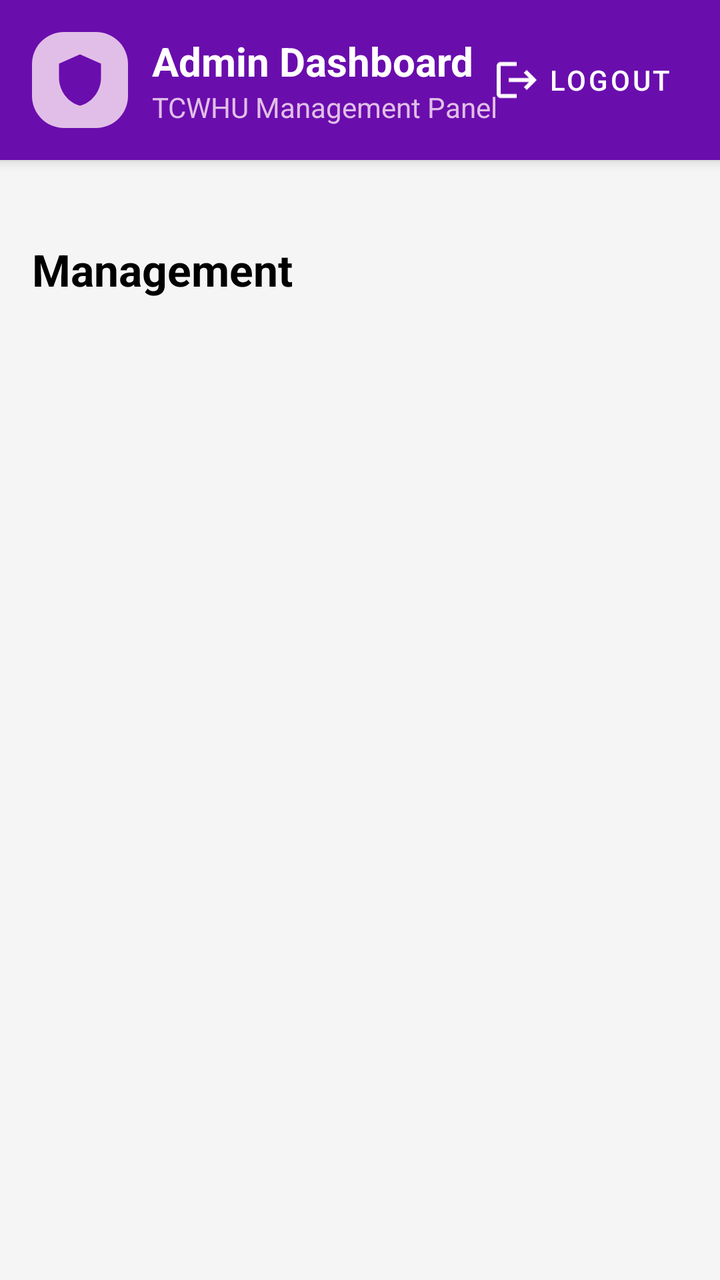
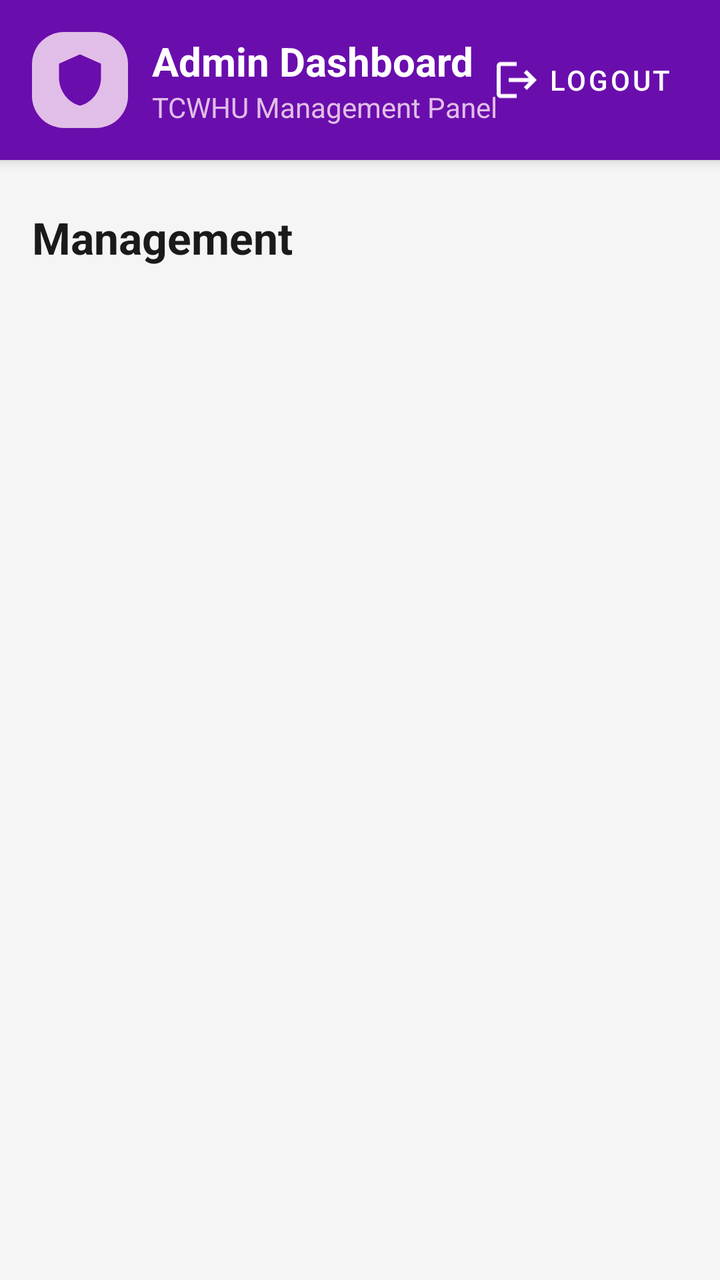

Screens rendered from an Android XML layout before and after an edit, with the pre-edit source and the edit as a unified diff.
<!-- AndroidManifest.xml: application theme AppTheme -->
<!-- res/layout/activity_admin_dashboard.xml -->
<?xml version="1.0" encoding="utf-8"?>
<LinearLayout xmlns:android="http://schemas.android.com/apk/res/android"
    xmlns:app="http://schemas.android.com/apk/res-auto"
    xmlns:tools="http://schemas.android.com/tools"
    android:layout_width="match_parent"
    android:layout_height="match_parent"
    android:background="#F5F5F5"
    android:orientation="vertical"
    tools:context=".AdminDashboardActivity">

    <RelativeLayout
        android:layout_width="match_parent"
        android:layout_height="wrap_content"
        android:background="@color/deep_purple"
        android:elevation="4dp"
        android:padding="16dp">

        <ImageView
            android:id="@+id/adminIcon"
            android:layout_width="48dp"
            android:layout_height="48dp"
            android:layout_centerVertical="true"
            android:background="@drawable/bg_icon_purple"
            android:padding="10dp"
            android:src="@drawable/ic_shield"
            app:tint="@color/deep_purple" />

        <LinearLayout
            android:layout_width="wrap_content"
            android:layout_height="wrap_content"
            android:layout_centerVertical="true"
            android:layout_marginStart="12dp"
            android:layout_toEndOf="@id/adminIcon"
            android:orientation="vertical">
            <TextView
                android:layout_width="wrap_content"
                android:layout_height="wrap_content"
                android:text="Admin Dashboard"
                android:textColor="@color/pure_white"
                android:textSize="20sp"
                android:textStyle="bold" />
            <TextView
                android:layout_width="wrap_content"
                android:layout_height="wrap_content"
                android:text="TCWHU Management Panel"
                android:textColor="#E1BEE7"
                android:textSize="14sp" />
        </LinearLayout>

        <Button
            android:id="@+id/buttonLogout"
            style="@style/Widget.MaterialComponents.Button.TextButton"
            android:layout_width="wrap_content"
            android:layout_height="wrap_content"
            android:layout_alignParentEnd="true"
            android:layout_centerVertical="true"
            android:text="Logout"
            android:textColor="@color/pure_white"
            app:icon="@drawable/ic_logout"
            app:iconTint="@color/pure_white" />
    </RelativeLayout>

    <ScrollView
        android:layout_width="match_parent"
        android:layout_height="match_parent">

        <LinearLayout
            android:layout_width="match_parent"
            android:layout_height="wrap_content"
            android:orientation="vertical"
            android:padding="16dp">

            <GridLayout
                android:layout_width="match_parent"
                android:layout_height="wrap_content"
                android:columnCount="2"
                android:rowCount="2">
            </GridLayout>

            <TextView
                android:layout_width="wrap_content"
                android:layout_height="wrap_content"
                android:layout_marginTop="24dp"
                android:layout_marginBottom="8dp"
                android:text="Management"
                android:textColor="@color/text_primary"
                android:textSize="22sp"
                android:textStyle="bold" />

            <GridLayout
                android:id="@+id/managementGrid"
                android:layout_width="match_parent"
                android:layout_height="wrap_content"
                android:columnCount="2">
            </GridLayout>

        </LinearLayout>
    </ScrollView>
</LinearLayout>
<!-- resources referenced by this layout -->
<resources>
  <color name="deep_purple">#6A0DAD</color>
  <color name="pure_white">#FFFFFF</color>
  <color name="text_primary">#000000</color>
  <!-- drawable bg_icon_purple (drawable) -->
  <shape xmlns:android="http://schemas.android.com/apk/res/android" android:shape="rectangle">
      <solid android:color="#E1BEE7"/> <corners android:radius="16dp"/>
  </shape>
  <!-- drawable ic_logout (drawable) -->
  <vector xmlns:android="http://schemas.android.com/apk/res/android" android:autoMirrored="true" android:height="24dp" android:tint="#000000" android:viewportHeight="24" android:viewportWidth="24" android:width="24dp">
        
      <path android:fillColor="@android:color/white" android:pathData="M17,7l-1.41,1.41L18.17,11H8v2h10.17l-2.58,2.58L17,17l5,-5zM4,5h8V3H4c-1.1,0 -2,0.9 -2,2v14c0,1.1 0.9,2 2,2h8v-2H4V5z"/>
      
  </vector>
  <!-- drawable ic_shield (drawable) -->
  <vector xmlns:android="http://schemas.android.com/apk/res/android" android:height="24dp" android:tint="#000000" android:viewportHeight="24" android:viewportWidth="24" android:width="24dp">
        
      <path android:fillColor="@android:color/white" android:pathData="M12,1L3,5v6c0,5.55 3.84,10.74 9,12 5.16,-1.26 9,-6.45 9,-12V5l-9,-4z"/>
      
  </vector>
  <style name="AppTheme" parent="Theme.MaterialComponents.Light.NoActionBar">
          <item name="colorPrimary">@color/deep_purple</item>
          <item name="colorPrimaryVariant">@color/purple_dark</item>
          <item name="colorOnPrimary">@color/text_on_primary</item>
  
          <item name="android:colorBackground">@color/background</item>
          <item name="colorSurface">@color/surface</item>
  
          <item name="android:statusBarColor">@color/deep_purple</item>
  
          <item name="android:windowBackground">@color/pure_white</item>
          <item name="android:textColorPrimary">@color/text_primary</item>
      </style>
  <color name="purple_dark">#4A0873</color>
  <color name="text_on_primary">#FFFFFF</color>
  <color name="background">#FFFFFF</color>
  <color name="surface">#F5F5F5</color>
</resources>

<!-- the commit's change to res/layout/activity_admin_dashboard.xml (unified diff, before → after) -->
@@ -63,24 +63,17 @@
     <ScrollView
         android:layout_width="match_parent"
         android:layout_height="match_parent">
-
         <LinearLayout
             android:layout_width="match_parent"
             android:layout_height="wrap_content"
             android:orientation="vertical"
-            android:padding="16dp">
-
-            <GridLayout
-                android:layout_width="match_parent"
-                android:layout_height="wrap_content"
-                android:columnCount="2"
-                android:rowCount="2">
-            </GridLayout>
+            android:padding="8dp">
 
             <TextView
                 android:layout_width="wrap_content"
                 android:layout_height="wrap_content"
-                android:layout_marginTop="24dp"
+                android:layout_marginStart="8dp"
+                android:layout_marginTop="16dp"
                 android:layout_marginBottom="8dp"
                 android:text="Management"
                 android:textColor="@color/text_primary"
@@ -91,8 +84,9 @@
                 android:id="@+id/managementGrid"
                 android:layout_width="match_parent"
                 android:layout_height="wrap_content"
-                android:columnCount="2">
-            </GridLayout>
+                android:columnCount="2"
+                android:alignmentMode="alignMargins"
+                android:columnOrderPreserved="false"/>
 
         </LinearLayout>
     </ScrollView>
<!-- resource entries referenced after the edit -->
@@ -1,8 +1,8 @@
 <!-- resources referenced by this layout -->
 <resources>
   <color name="deep_purple">#6A0DAD</color>
-  <color name="pure_white">#FFFFFF</color>
-  <color name="text_primary">#000000</color>
+  <color name="pure_white">#ffffff</color>
+  <color name="text_primary">@color/soft_black</color>
   <!-- drawable bg_icon_purple (drawable) -->
   <shape xmlns:android="http://schemas.android.com/apk/res/android" android:shape="rectangle">
       <solid android:color="#E1BEE7"/> <corners android:radius="16dp"/>
@@ -20,21 +20,9 @@
       
   </vector>
   <style name="AppTheme" parent="Theme.MaterialComponents.Light.NoActionBar">
-          <item name="colorPrimary">@color/deep_purple</item>
-          <item name="colorPrimaryVariant">@color/purple_dark</item>
-          <item name="colorOnPrimary">@color/text_on_primary</item>
+          <item name="android:windowFullscreen">true</item>
   
-          <item name="android:colorBackground">@color/background</item>
-          <item name="colorSurface">@color/surface</item>
-  
-          <item name="android:statusBarColor">@color/deep_purple</item>
-  
-          <item name="android:windowBackground">@color/pure_white</item>
-          <item name="android:textColorPrimary">@color/text_primary</item>
       </style>
-  <color name="purple_dark">#4A0873</color>
-  <color name="text_on_primary">#FFFFFF</color>
-  <color name="background">#FFFFFF</color>
-  <color name="surface">#F5F5F5</color>
+  <color name="soft_black">#1a1a1a</color>
 </resources>
 
